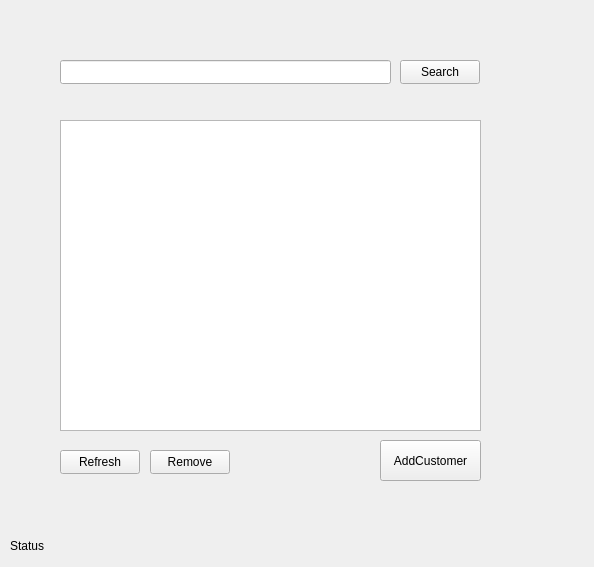
juhotuominen/CustomerManagerQT, file mainwindow.ui: the form before one commit.
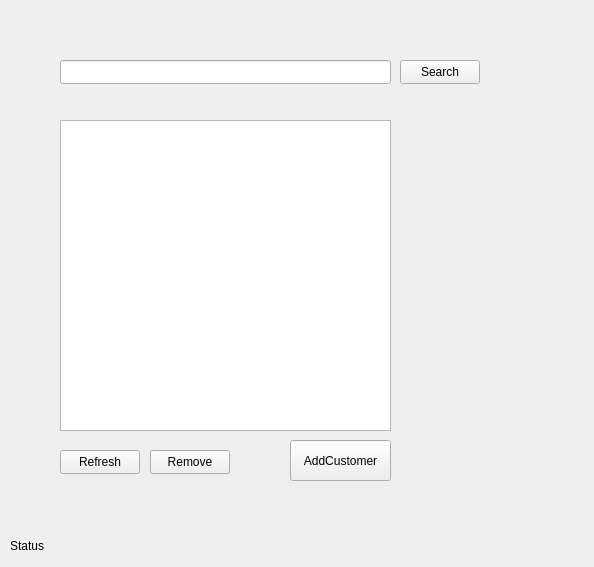
The form after the commit.

```diff
--- a/mainwindow.ui
+++ b/mainwindow.ui
@@ -58,7 +58,7 @@
      <rect>
       <x>60</x>
       <y>120</y>
-      <width>421</width>
+      <width>331</width>
       <height>311</height>
      </rect>
     </property>
@@ -89,7 +89,7 @@
    <widget class="QPushButton" name="btnAddCustomer">
     <property name="geometry">
      <rect>
-      <x>380</x>
+      <x>290</x>
       <y>440</y>
       <width>101</width>
       <height>41</height>
```
